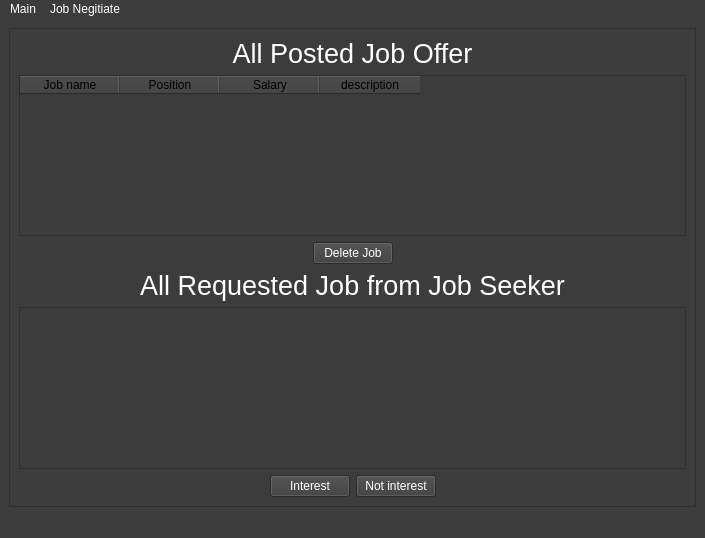
First picture: the form in ui_form/Company_main_screen.ui, repository Sirawap/PathFinder-Project, before the edit.
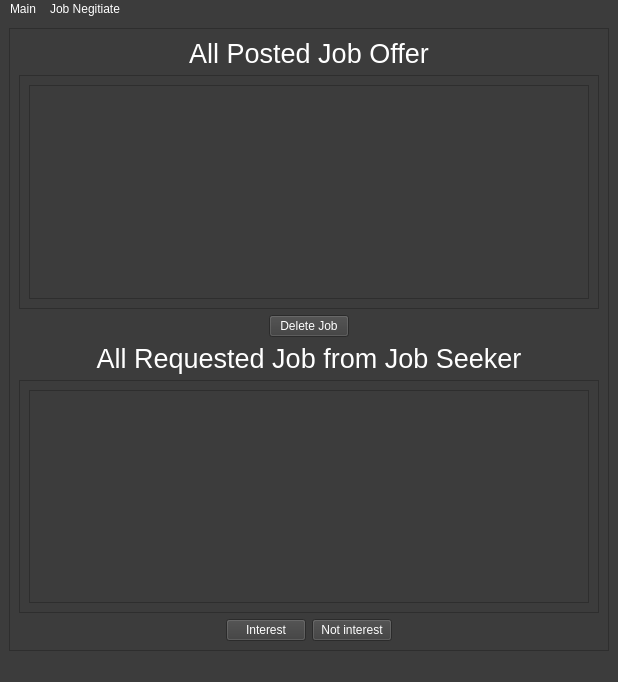
Second picture: the form after the edit.

Commit message: comp main

Patch:
```diff
--- a/ui_form/Company_main_screen.ui
+++ b/ui_form/Company_main_screen.ui
@@ -6,8 +6,8 @@
    <rect>
     <x>0</x>
     <y>0</y>
-    <width>705</width>
-    <height>538</height>
+    <width>618</width>
+    <height>682</height>
    </rect>
   </property>
   <property name="windowTitle">
@@ -32,11 +32,11 @@
         <rect>
          <x>0</x>
          <y>0</y>
-         <width>685</width>
-         <height>477</height>
+         <width>598</width>
+         <height>621</height>
         </rect>
        </property>
-       <layout class="QVBoxLayout" name="verticalLayout">
+       <layout class="QVBoxLayout" name="verticalLayout_3">
         <item>
          <widget class="QLabel" name="label">
           <property name="font">
@@ -53,30 +53,29 @@
          </widget>
         </item>
         <item>
-         <widget class="QTableWidget" name="tableWidget">
-          <property name="styleSheet">
-           <string notr="true">color: black;</string>
+         <widget class="QScrollArea" name="scrollArea_2">
+          <property name="widgetResizable">
+           <bool>true</bool>
           </property>
-          <column>
-           <property name="text">
-            <string>Job name</string>
+          <widget class="QWidget" name="scrollAreaWidgetContents_2">
+           <property name="geometry">
+            <rect>
+             <x>0</x>
+             <y>0</y>
+             <width>578</width>
+             <height>226</height>
+            </rect>
            </property>
-          </column>
-          <column>
-           <property name="text">
-            <string>Position</string>
-           </property>
-          </column>
-          <column>
-           <property name="text">
-            <string>Salary</string>
-           </property>
-          </column>
-          <column>
-           <property name="text">
-            <string>description</string>
-           </property>
-          </column>
+           <layout class="QVBoxLayout" name="verticalLayout">
+            <item>
+             <widget class="QTableWidget" name="tableWidget">
+              <property name="styleSheet">
+               <string notr="true">color: black;</string>
+              </property>
+             </widget>
+            </item>
+           </layout>
+          </widget>
          </widget>
         </item>
         <item>
@@ -132,7 +131,26 @@
          </widget>
         </item>
         <item>
-         <widget class="QTableWidget" name="tableWidget_request_from_jobseeker"/>
+         <widget class="QScrollArea" name="scrollArea_3">
+          <property name="widgetResizable">
+           <bool>true</bool>
+          </property>
+          <widget class="QWidget" name="scrollAreaWidgetContents_5">
+           <property name="geometry">
+            <rect>
+             <x>0</x>
+             <y>0</y>
+             <width>578</width>
+             <height>225</height>
+            </rect>
+           </property>
+           <layout class="QVBoxLayout" name="verticalLayout_2">
+            <item>
+             <widget class="QTableWidget" name="tableWidget_request_from_jobseeker"/>
+            </item>
+           </layout>
+          </widget>
+         </widget>
         </item>
         <item>
          <layout class="QHBoxLayout" name="horizontalLayout_3">
@@ -193,7 +211,7 @@
     <rect>
      <x>0</x>
      <y>0</y>
-     <width>705</width>
+     <width>618</width>
      <height>21</height>
     </rect>
    </property>
```
The commit also changes 1 other file.
